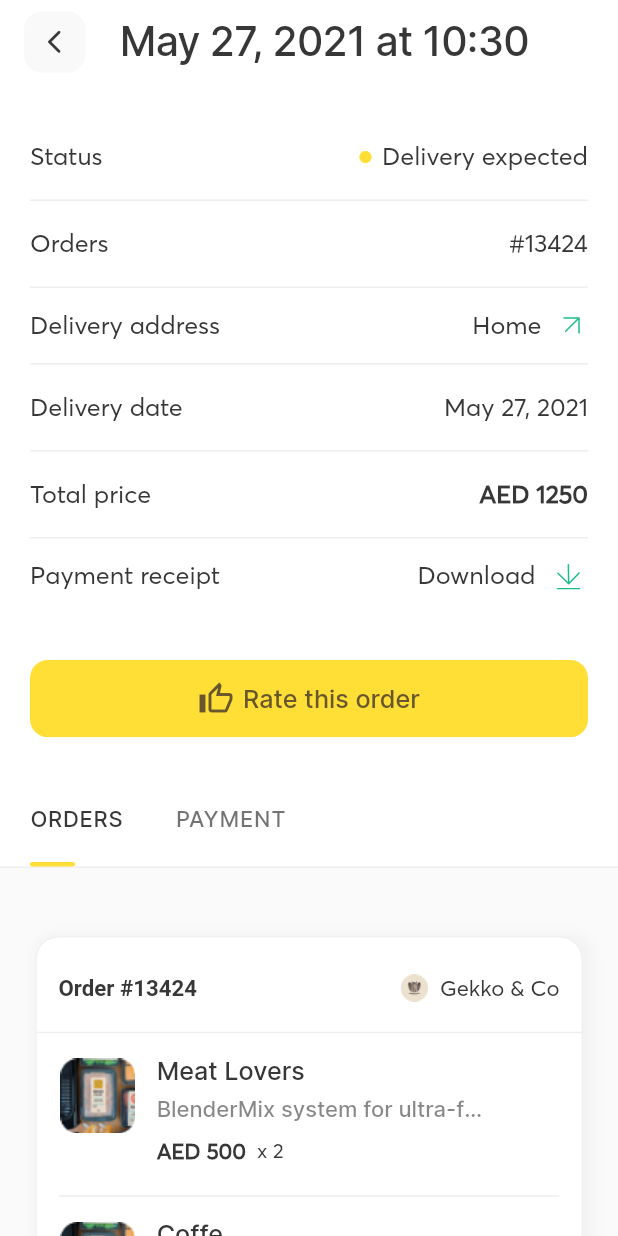
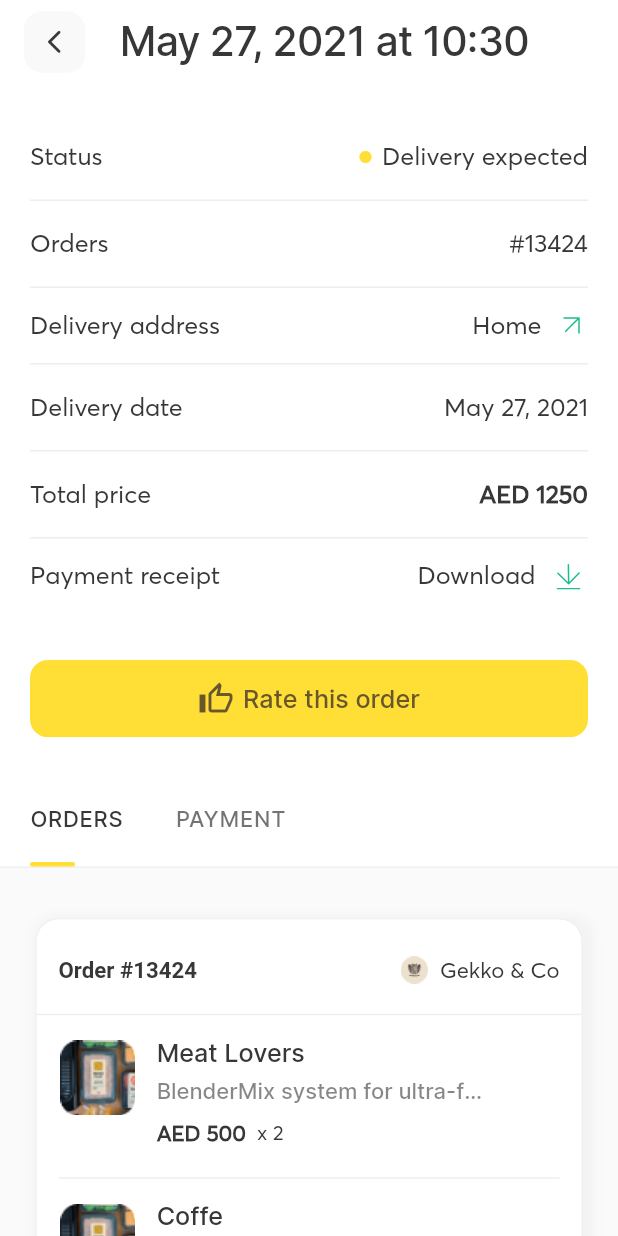
Before and after one commit to fcolakovic2/meelz, a Flutter app: the screen it shows after launch, after a tap on "Order #13424", on a phone screen of 412 x 824 dp. Run offline on Flutter 3.47's test engine with Material 2 defaults, Android fonts, the phone set to English and light mode, and no system bars; our stand-ins replace flutter_screenutil, flutter_svg; Roboto replaces fonts that are missing (Averta CY).

Commit message:
sredjivanje koda

```diff
--- a/lib/utils/shared/tabs_view.dart
+++ b/lib/utils/shared/tabs_view.dart
@@ -1,6 +1,7 @@
 import 'package:flutter/material.dart';
 import 'package:meelz/utils/shared/size_config.dart';
 
+// ignore: must_be_immutable
 class TabsView extends StatelessWidget {
   TabsView(
       {Key key,
--- a/lib/view/order_details_screen/widgets/widget_list_details.dart
+++ b/lib/view/order_details_screen/widgets/widget_list_details.dart
@@ -17,7 +17,7 @@ List<Widget> widgetsListDetails(title) {
     Column(
       children: [
         Padding(
-          padding: const EdgeInsets.fromLTRB(20, 42, 20, 42),
+          padding: const EdgeInsets.fromLTRB(20, 30, 20, 30),
           child: PaymentKartica(),
         ),
       ],
@@ -43,7 +43,7 @@ class _ListViewFirstState extends State<ListViewFirst> {
     return Column(
       children: [
         Padding(
-          padding: const EdgeInsets.fromLTRB(20, 42, 20, 42),
+          padding: const EdgeInsets.fromLTRB(20, 30, 20, 30),
           child: CustomCard(
               widget.pom.title,
               widget.pom.subTitleList,
--- a/lib/view/orders_screen/widgets/default_tabbar_custom.dart
+++ b/lib/view/orders_screen/widgets/default_tabbar_custom.dart
@@ -18,6 +18,7 @@ DefaultTabController defaultTabBarCustom(context, tabList, widgetsList, appBar,
   );
 }
 
+// ignore: must_be_immutable
 class TabBarSlider extends StatefulWidget {
   var contexta, ordersList, widgetsList, widgetsBefore;
   TabBarSlider(this.contexta, this.ordersList, this.widgetsList,
```
